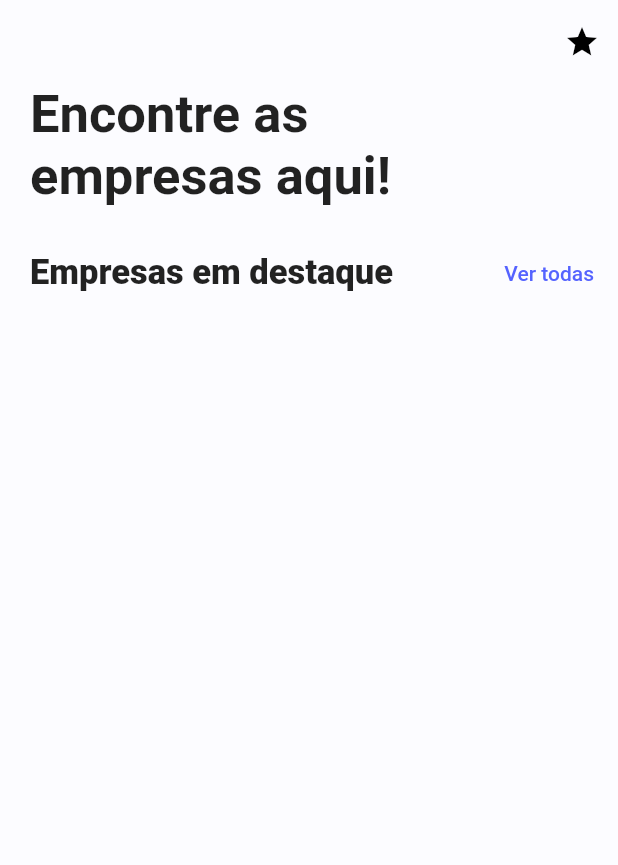
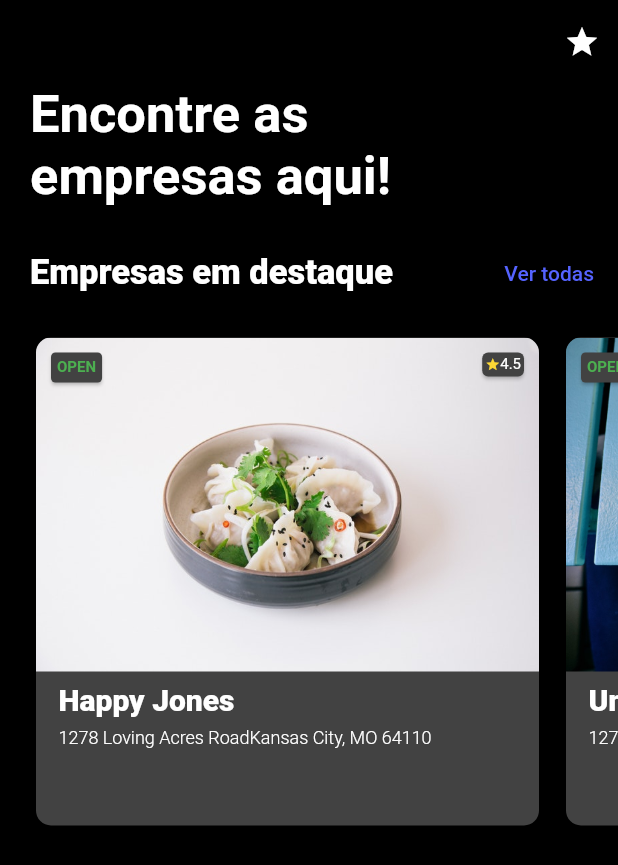
Before and after one commit to shinoda-labs/Encontre-Ai, a Flutter app: the screen it shows after launch, on a phone screen of 412 x 824 dp. Shown: the top 865 px of the screen. Run offline on Flutter 3.47's test engine with Material 2 defaults, Android fonts, the phone set to English and light mode, and no system bars.

Commit message:
Slider Empresas em Destaque

```diff
--- a/lib/main.dart
+++ b/lib/main.dart
@@ -15,7 +15,7 @@ class Main extends StatefulWidget {
 }
 
 class _MainState extends State<Main> {
-  bool isDark = false;
+  bool isDark = true;
 
   @override
   void initState() {
--- a/lib/screen/home.dart
+++ b/lib/screen/home.dart
@@ -1,3 +1,4 @@
+import 'package:encontre_ai/widgets/slide_item.dart';
 import 'package:flutter/material.dart';
 import 'package:encontre_ai/utils/emrpesas.dart';
 
@@ -7,7 +8,6 @@ class Home extends StatefulWidget {
 }
 
 class _HomeState extends State<Home> {
-  final TextEditingController _searchController = new TextEditingController();
 
   @override
   Widget build(BuildContext context) {
@@ -58,7 +58,16 @@ class _HomeState extends State<Home> {
               scrollDirection: Axis.horizontal,
               itemCount: empresas == null ? 0 : empresas.length,
               itemBuilder: (BuildContext context, int index) {
-                return Container();
+                Map emp = empresas[index];
+                return Padding(
+                  padding: EdgeInsets.only(right: 10.0),
+                  child: SlideItem(
+                    img: emp["img"],
+                    title: emp["title"],
+                    address: emp["address"],
+                    rating: emp["rating"],
+                  ),
+                );
               },
             ),
           ),
--- a/lib/utils/emrpesas.dart
+++ b/lib/utils/emrpesas.dart
@@ -1,36 +1,36 @@
 List empresas = [
   {
-    "img": "assets/img1.jpeg",
+    "img": "assets/food1.jpeg",
     "title": "Happy Jones",
     "address": "1278 Loving Acres RoadKansas City, MO 64110",
     "rating": "4.5"
   },
   {
-    "img": "assets/img2.jpeg",
+    "img": "assets/food2.jpeg",
     "title": "Uncle Boons",
     "address": "1278 Loving Acres RoadKansas City, MO 64110",
     "rating": "4.5"
   },
   {
-    "img": "assets/img3.jpeg",
+    "img": "assets/food3.jpeg",
     "title": "Happy Jones",
     "address": "1278 Loving Acres RoadKansas City, MO 64110",
     "rating": "4.5"
   },
   {
-    "img": "assets/img4.jpeg",
+    "img": "assets/food4.jpeg",
     "title": "Uncle Boons",
     "address": "1278 Loving Acres RoadKansas City, MO 64110",
     "rating": "4.5"
   },
   {
-    "img": "assets/img5.jpeg",
+    "img": "assets/food5.jpeg",
     "title": "Happy Jones",
     "address": "1278 Loving Acres RoadKansas City, MO 64110",
     "rating": "4.5"
   },
   {
-    "img": "assets/img6.jpeg",
+    "img": "assets/food6.jpeg",
     "title": "Happy Jones",
     "address": "1278 Loving Acres RoadKansas City, MO 64110",
     "rating": "4.5"
--- /dev/null
+++ b/lib/widgets/slide_item.dart
@@ -0,0 +1,120 @@
+import 'package:flutter/material.dart';
+import 'package:encontre_ai/utils/constants.dart';
+
+class SlideItem extends StatefulWidget {
+  final String img;
+  final String title;
+  final String address;
+  final String rating;
+
+  SlideItem(
+      {Key key,
+      @required this.img,
+      @required this.title,
+      @required this.address,
+      @required this.rating})
+      : super(key: key);
+
+  @override
+  _SlideItemState createState() => _SlideItemState();
+}
+
+class _SlideItemState extends State<SlideItem> {
+  @override
+  Widget build(BuildContext context) {
+    return Padding(
+      padding: EdgeInsets.only(top: 5.0, bottom: 5.0),
+      child: Container(
+        height: MediaQuery.of(context).size.height / 2.9,
+        width: MediaQuery.of(context).size.width / 1.2,
+        child: Card(
+          shape:
+              RoundedRectangleBorder(borderRadius: BorderRadius.circular(10.0)),
+          elevation: 3.0,
+          child: Column(
+            children: <Widget>[
+              Stack(
+                children: <Widget>[
+                  Container(
+                    height: MediaQuery.of(context).size.height / 3.7,
+                    width: MediaQuery.of(context).size.width,
+                    child: ClipRRect(
+                      borderRadius: BorderRadius.only(
+                          topLeft: Radius.circular(10),
+                          topRight: Radius.circular(10)),
+                      child: Image.asset(
+                        "${widget.img}",
+                        fit: BoxFit.cover,
+                      ),
+                    ),
+                  ),
+                  Positioned(
+                    top: 6.0,
+                    right: 6.0,
+                    child: Card(
+                      shape: RoundedRectangleBorder(
+                          borderRadius: BorderRadius.circular(4.0)),
+                      child: Padding(
+                        padding: EdgeInsets.all(2.0),
+                        child: Row(
+                          children: <Widget>[
+                            Icon(Icons.star,
+                                color: Constants.ratingBG, size: 10),
+                            Text(
+                              "${widget.rating}",
+                              style: TextStyle(fontSize: 10),
+                            )
+                          ],
+                        ),
+                      ),
+                    ),
+                  ),
+                  Positioned(
+                    top: 6.0,
+                    left: 6.0,
+                    child: Card(
+                      shape: RoundedRectangleBorder(
+                          borderRadius: BorderRadius.circular(3.0)),
+                      child: Padding(
+                        padding: EdgeInsets.all(4.0),
+                        child: Text("OPEN",
+                            style: TextStyle(
+                                fontSize: 10,
+                                color: Colors.green,
+                                fontWeight: FontWeight.bold)),
+                      ),
+                    ),
+                  )
+                ],
+              ),
+              SizedBox(height: 7.0),
+              Padding(
+                padding: EdgeInsets.only(left: 15.0),
+                child: Container(
+                  width: MediaQuery.of(context).size.width,
+                  child: Text(
+                    "${widget.title}",
+                    style: TextStyle(fontSize: 20, fontWeight: FontWeight.w800),
+                    textAlign: TextAlign.left,
+                  ),
+                ),
+              ),
+              SizedBox(height: 7.0),
+              Padding(
+                padding: EdgeInsets.only(left: 15.0),
+                child: Container(
+                  width: MediaQuery.of(context).size.width,
+                  child: Text(
+                    "${widget.address}",
+                    style: TextStyle(fontSize: 12, fontWeight: FontWeight.w300),
+                  ),
+                ),
+              ),
+              SizedBox(height: 10.0)
+            ],
+          ),
+        ),
+      ),
+    );
+  }
+}
```
Also changed, not shown: pubspec.yaml (+7 -8 lines), assets/food1.jpeg (added), assets/food2.jpeg (added), assets/food3.jpeg (added), assets/food4.jpeg (added), assets/food5.jpeg (added), assets/food6.jpeg (added), assets/food7.jpeg (added), assets/img1.jpg (deleted), assets/img2.jpg (deleted), assets/img3.jpg (deleted), assets/img4.jpg (deleted), assets/img5.jpg (deleted), assets/img6.jpg (deleted), 1 more files, 1 other file.
